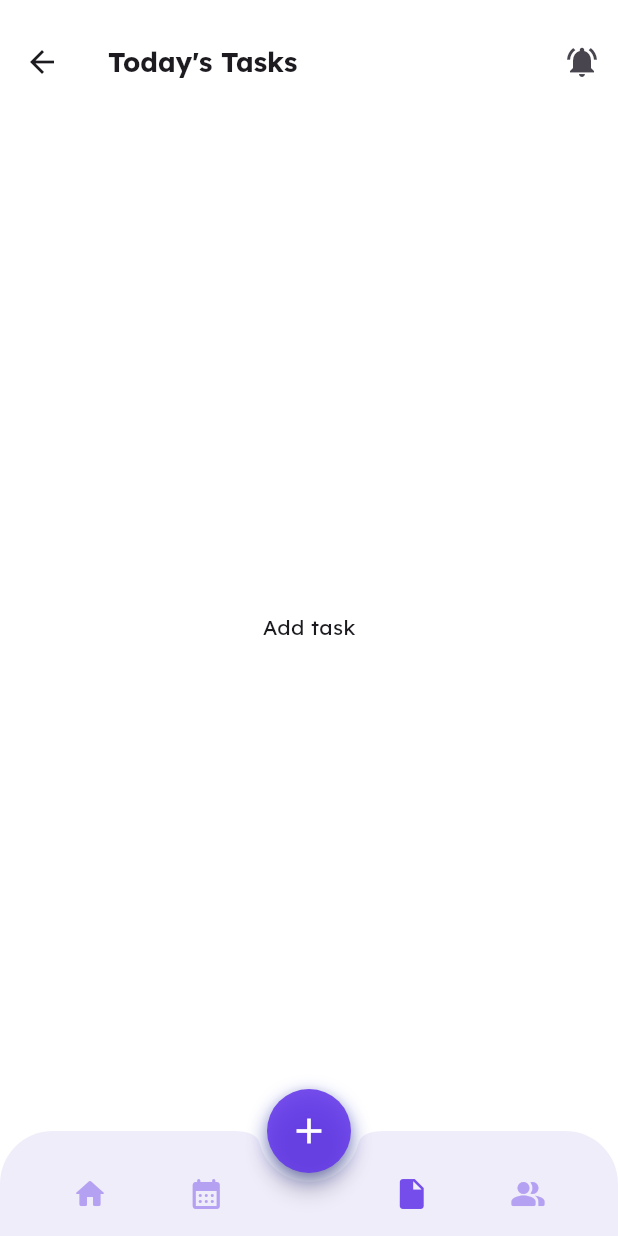
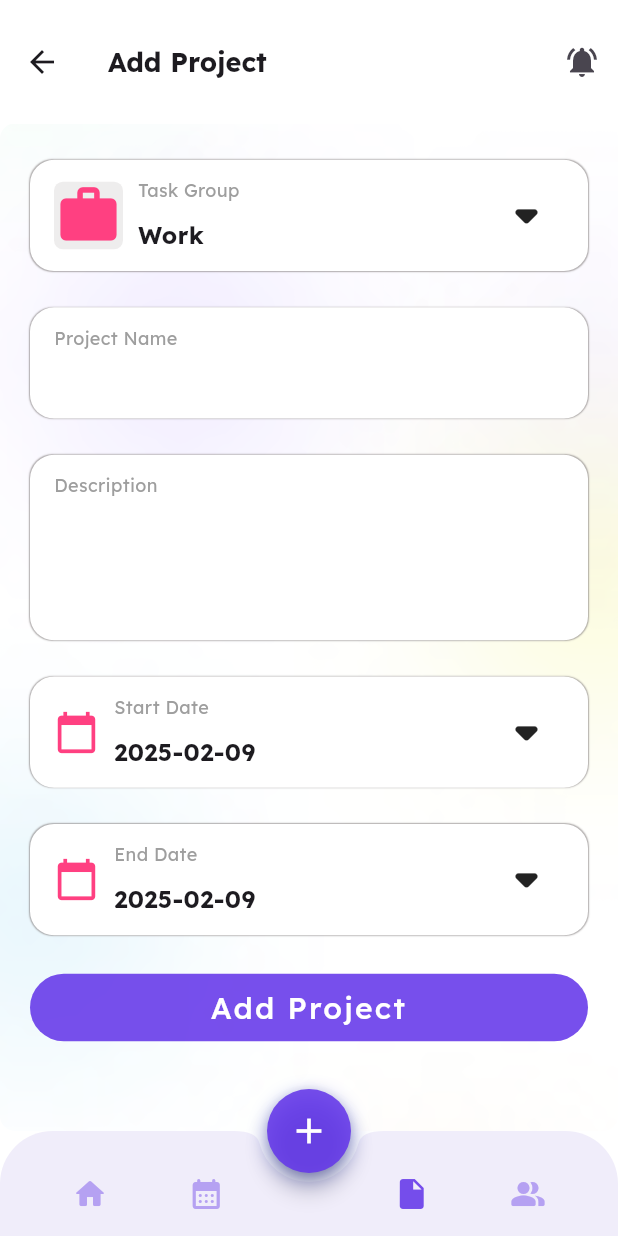
Before and after one commit to UgyenDorji129/todo_app, a Flutter app: the WrapperScreen screen opened by its route, item 3 of the bottom bar chosen, on a phone screen of 412 x 824 dp. Run offline on Flutter 3.47's test engine with Material 3 defaults, Android fonts, the phone set to English and light mode, and no system bars; our stand-ins replace google_fonts, syncfusion_flutter_gauges.

Commit message:
Implemented basic screen to add project/task

```diff
--- a/lib/screens/add_task/add_task.dart
+++ b/lib/screens/add_task/add_task.dart
@@ -1,10 +1,94 @@
 import 'package:flutter/material.dart';
+import 'package:todo_app/global_widget/custom_icon.dart';
+import 'package:todo_app/screens/add_task/widgets/add_task_botton.dart';
+import 'package:todo_app/screens/add_task/widgets/custom_date_picker.dart';
+import 'package:todo_app/screens/add_task/widgets/custom_input_field.dart';
+import 'package:todo_app/screens/add_task/widgets/task_group_dropdown.dart';
 
-class AddTask extends StatelessWidget {
+class AddTask extends StatefulWidget {
   const AddTask({super.key});
 
   @override
+  State<AddTask> createState() => _AddTaskState();
+}
+
+class _AddTaskState extends State<AddTask> {
+  var selectedValue = "Work";
+  DateTime selectedStartDate = DateTime.now();
+  DateTime selectedEndDate = DateTime.now();
+
+  final List<String> dropdownItems = ['Work', 'Personal', 'Shopping', 'Others'];
+  TextEditingController projectController = TextEditingController();
+  TextEditingController descriptionController = TextEditingController();
+
+  Widget buildOption(String option) {
+    return ListTile(
+      title: Text(option),
+      onTap: () {
+        setState(() {
+          selectedValue = option;
+        });
+        Navigator.pop(context);
+      },
+    );
+  }
+
+  @override
   Widget build(BuildContext context) {
-    return Center(child: Text("Add task"),);
+    return Container(
+      decoration: BoxDecoration(
+        borderRadius: BorderRadius.circular(10),
+        image: const DecorationImage(
+          image: AssetImage('assets/home_back.png'),
+          fit: BoxFit.cover,
+        ),
+      ),
+      child: Container(
+        margin: const EdgeInsets.only(left: 20, right: 20),
+        child: Column(
+          mainAxisAlignment: MainAxisAlignment.spaceEvenly,
+          crossAxisAlignment: CrossAxisAlignment.center,
+          children: [
+            taskGropDropDown(
+                context: context,
+                dropdownItems: dropdownItems,
+                buldOption: buildOption,
+                selectedValue: selectedValue),
+            customInputField(16.0,
+                context: context,
+                controller: projectController,
+                title: "Project Name",
+                height: 0.09),
+            customInputField(0.0,
+                context: context,
+                controller: descriptionController,
+                title: "Description",
+                height: 0.15),
+            customDatePicker(
+              header: "Start Date",
+              context: context,
+              selectedDate: selectedStartDate,
+              onDateSelected: (date) {
+                setState(() {
+                  selectedStartDate = date;
+                });
+              },
+            ),
+            customDatePicker(
+              header: "End Date",
+              context: context,
+              selectedDate: selectedEndDate,
+              onDateSelected: (date) {
+                setState(() {
+                  selectedEndDate = date;
+                });
+              },
+            ),
+            addTaskButton(context),
+            SizedBox(height: 10,)
+          ],
+        ),
+      ),
+    );
   }
 }
--- /dev/null
+++ b/lib/screens/add_task/widgets/add_task_appbar.dart
@@ -0,0 +1,12 @@
+import 'package:flutter/material.dart';
+import 'package:todo_app/global_widget/custom_app_bar_icon.dart';
+
+AppBar addTaskAppBar(context) {
+  return AppBar(
+    toolbarHeight: MediaQuery.of(context).size.height * .1,
+    title: Text("Add Project",  style: TextStyle(fontSize: 18, fontWeight: FontWeight.bold)),
+    actions: [customAppBarIcon(Icons.notifications_active)],
+    backgroundColor: const Color.fromARGB(255, 255, 255, 255),
+    elevation: 0.0,
+  );
+}
--- /dev/null
+++ b/lib/screens/add_task/widgets/add_task_botton.dart
@@ -0,0 +1,29 @@
+import 'package:flutter/material.dart';
+
+Widget addTaskButton(context) {
+  return SizedBox(
+    width: MediaQuery.of(context).size.width * 1,
+    child: FilledButton(
+      style: ButtonStyle(
+          backgroundColor:
+              WidgetStateProperty.all(Color.fromARGB(225, 101, 56, 233))),
+      onPressed: () {
+      },
+      child: Padding(
+        padding: const EdgeInsets.all(8.0),
+        child: Builder(
+          builder: (context) {
+            return Text(
+              "Add Project",
+              textAlign: TextAlign.center,
+              style: TextStyle(
+                  fontSize: 20,
+                  letterSpacing: 1.5,
+                  fontWeight: FontWeight.w500),
+            );
+          }
+        ),
+      ),
+    ),
+  );
+}
--- /dev/null
+++ b/lib/screens/add_task/widgets/custom_date_picker.dart
@@ -0,0 +1,60 @@
+import 'package:flutter/material.dart';
+
+Widget customDatePicker({
+  context,
+  selectedDate,
+  onDateSelected,
+  header
+}) {
+  return Container(
+    width: MediaQuery.of(context).size.width,
+    height: MediaQuery.of(context).size.height * 0.09,
+    padding: const EdgeInsets.symmetric(horizontal: 16, vertical: 12),
+    decoration: BoxDecoration(
+      color: Colors.white,
+      borderRadius: BorderRadius.circular(16),
+      boxShadow: [
+        BoxShadow(
+          color: const Color.fromARGB(173, 137, 132, 132),
+          spreadRadius: 0.001,
+          blurRadius: 0.015,
+        ),
+      ],
+    ),
+    child: GestureDetector(
+      onTap: () async {
+        DateTime? pickedDate = await showDatePicker(
+          context: context,
+          initialDate: selectedDate, // Default to current selection
+          firstDate: DateTime.now(), // Restrict past dates
+          lastDate: DateTime(2100), // Allow future dates
+        );
+
+        if (pickedDate != null) {
+          onDateSelected(pickedDate); // Update selected date
+        }
+      },
+      child: Row(
+        mainAxisAlignment: MainAxisAlignment.center,
+        children: [
+          Icon(Icons.calendar_today, color: Colors.pinkAccent, size: 30.0),
+          const SizedBox(width: 10),
+          Column(
+            crossAxisAlignment: CrossAxisAlignment.start,
+            mainAxisAlignment: MainAxisAlignment.spaceBetween,
+            children: [
+              Text(header,
+                  style: TextStyle(fontSize: 12, color: Colors.grey)),
+              Text(
+                "${selectedDate.toLocal()}".split(' ')[0], // Show only date
+                style: TextStyle(fontSize: 16, fontWeight: FontWeight.bold),
+              ),
+            ],
+          ),
+          Spacer(),
+          const Icon(Icons.arrow_drop_down_rounded, size: 50),
+        ],
+      ),
+    ),
+  );
+}
--- /dev/null
+++ b/lib/screens/add_task/widgets/custom_input_field.dart
@@ -0,0 +1,33 @@
+import 'package:flutter/material.dart';
+
+Widget customInputField(fontSize, {context, controller, title, height}) {
+  return Container(
+      width: MediaQuery.of(context).size.width,
+      height: MediaQuery.of(context).size.height * height,
+      padding: const EdgeInsets.symmetric(horizontal: 16, vertical: 12),
+      decoration: BoxDecoration(
+          color: Colors.white,
+          borderRadius: BorderRadius.circular(16),
+          boxShadow: [
+            BoxShadow(
+                color: const Color.fromARGB(173, 137, 132, 132),
+                spreadRadius: 0.001,
+                blurRadius: 0.015)
+          ]),
+      child: Column(
+        crossAxisAlignment: CrossAxisAlignment.start,
+        children: [
+          Text(title, style: TextStyle(fontSize: 12, color: Colors.grey)),
+          Expanded(
+            child: TextField(
+              style: fontSize != 0.0 ? TextStyle(fontSize: 16, fontWeight: FontWeight.bold) : TextStyle(),
+              controller: controller,
+              decoration: InputDecoration(
+                border: InputBorder.none,
+                contentPadding: EdgeInsets.only(bottom: 8),
+              ),
+            ),
+          )
+        ],
+      ));
+}
--- /dev/null
+++ b/lib/screens/add_task/widgets/task_group_dropdown.dart
@@ -0,0 +1,73 @@
+import 'package:flutter/material.dart';
+import 'package:todo_app/global_widget/custom_icon.dart';
+
+void showBottomSheet(context, dropdownItems, buildOption) {
+  showModalBottomSheet(
+    context: context,
+    shape: RoundedRectangleBorder(
+      borderRadius: BorderRadius.vertical(top: Radius.circular(16)),
+    ),
+    builder: (context) {
+      return Container(
+        padding: EdgeInsets.all(16),
+        child: Column(
+          mainAxisSize: MainAxisSize.min,
+          children: [
+            ...dropdownItems.map((item) {
+              return buildOption(item);
+            })
+          ],
+        ),
+      );
+    },
+  );
+}
+
+Widget taskGropDropDown({context, dropdownItems, buldOption, selectedValue}) {
+  return Container(
+    width: MediaQuery.of(context).size.width,
+    height: MediaQuery.of(context).size.height * 0.09,
+    padding: const EdgeInsets.symmetric(horizontal: 16, vertical: 12),
+    decoration: BoxDecoration(
+        color: Colors.white,
+        borderRadius: BorderRadius.circular(16),
+        boxShadow: [
+          BoxShadow(
+              color: const Color.fromARGB(173, 137, 132, 132),
+              spreadRadius: 0.001,
+              blurRadius: 0.015)
+        ]),
+    child: SizedBox(
+      child: GestureDetector(
+        onTap: () => showBottomSheet(
+            context, dropdownItems, buldOption), // Open bottom sheet on tap
+        child: Row(
+          mainAxisAlignment: MainAxisAlignment.center,
+          children: [
+            customIcon(icon: Icons.work, color: Colors.pinkAccent, size: 45.0),
+            const SizedBox(width: 10),
+            Column(
+              crossAxisAlignment: CrossAxisAlignment.start,
+              mainAxisAlignment: MainAxisAlignment.spaceBetween,
+              children: [
+                Text(
+                  "Task Group",
+                  style: TextStyle(fontSize: 12, color: Colors.grey),
+                ),
+                Text(
+                  selectedValue,
+                  style: TextStyle(fontSize: 16, fontWeight: FontWeight.bold),
+                ),
+              ],
+            ),
+            Spacer(),
+            const Icon(
+              Icons.arrow_drop_down_rounded,
+              size: 50,
+            ),
+          ],
+        ),
+      ),
+    ),
+  );
+}
--- a/lib/screens/home/widgets/task_card.dart
+++ b/lib/screens/home/widgets/task_card.dart
@@ -36,7 +36,7 @@ Widget taskCard(
                   style: TextStyle(fontSize: 14, fontWeight: FontWeight.w600),
                 ),
                 Text(
-                  '${numOfTask.toStringAsFixed(0)} 23 Tasks',
+                  '${numOfTask.toStringAsFixed(0)} Tasks',
                   style: TextStyle(fontSize: 12, fontWeight: FontWeight.w400),
                 )
               ],
--- a/lib/screens/wrapper_screen/wrapper_screen.dart
+++ b/lib/screens/wrapper_screen/wrapper_screen.dart
@@ -1,5 +1,6 @@
 import 'package:flutter/material.dart';
 import 'package:todo_app/screens/add_task/add_task.dart';
+import 'package:todo_app/screens/add_task/widgets/add_task_appbar.dart';
 import 'package:todo_app/screens/home/home_screen.dart';
 import 'package:todo_app/screens/home/widgets/home_app_bar.dart';
 import 'package:todo_app/screens/profile/profile.dart';
@@ -16,7 +17,8 @@ class WrapperScreen extends StatefulWidget {
 }
 
 class _WrapperScreenState extends State<WrapperScreen> {
-  final screenList = [const HomeScreen(), const TodaysTask(), const AddTask(), const Profile()]; // Add const here
+  final screenList = [const HomeScreen(), const TodaysTask(), const AddTask(), const Profile()];
+  final appBarList = [homeAppBar, todaysTaskAppBar, addTaskAppBar, todaysTaskAppBar];
   int currentIndex = 0;
 
   void switchTab(int index) {
@@ -29,7 +31,7 @@ class _WrapperScreenState extends State<WrapperScreen> {
   Widget build(BuildContext context) {
     return Scaffold(
       backgroundColor: const Color.fromARGB(255, 255, 255, 255),
-      appBar: todaysTaskAppBar(context),
+      appBar: appBarList[currentIndex](context),
       floatingActionButton: customFloatingActionButton(),
       floatingActionButtonLocation: FloatingActionButtonLocation.centerDocked,
       bottomNavigationBar: CustomBottomAppBar(
```
